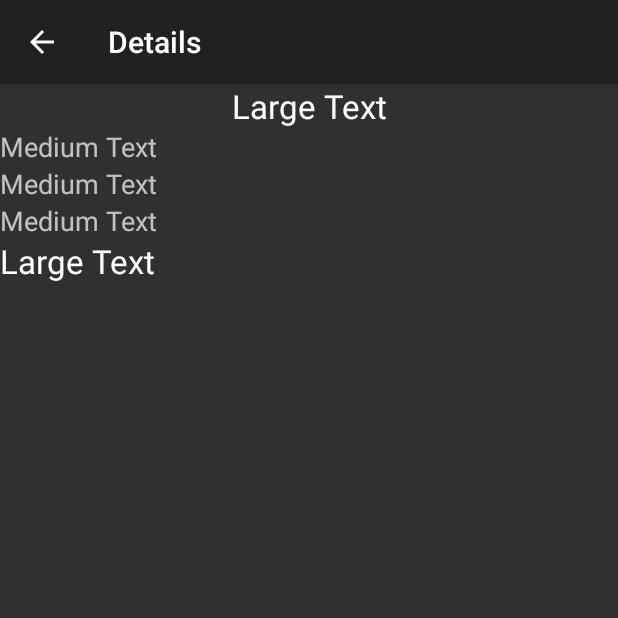
After one commit to eriktx11/joshua, an Android app: the DetailActivity screen opened directly, with no data from a screen before it, on a phone screen of 412 x 824 dp, the top half of it. The commit adds this screen. Run offline under Robolectric (Android 15) with nearby library versions, the phone set to English and light mode, and no system bars; libraries missing offline, so code that uses them is left out: net.simonvt.schematic.

Commit message:
stable v2

```diff
--- /dev/null
+++ b/app/src/main/java/mem/edu/joshua/DetailActivity.java
@@ -0,0 +1,157 @@
+package mem.edu.joshua;
+
+import android.app.Activity;
+import android.content.Context;
+import android.content.Intent;
+import android.database.Cursor;
+import android.net.Uri;
+import android.os.Bundle;
+import android.preference.PreferenceActivity;
+import android.support.annotation.Nullable;
+import android.support.v4.app.FragmentActivity;
+import android.support.v4.app.LoaderManager;
+import android.support.v4.app.NavUtils;
+import android.support.v4.content.CursorLoader;
+import android.support.v4.content.Loader;
+import android.support.v4.view.MenuItemCompat;
+import android.support.v4.view.ViewCompat;
+import android.support.v7.app.ActionBar;
+import android.support.v7.app.ActionBarActivity;
+import android.support.v7.app.AppCompatActivity;
+import android.support.v7.widget.ShareActionProvider;
+import android.text.Layout;
+import android.util.AttributeSet;
+import android.view.LayoutInflater;
+import android.view.Menu;
+import android.view.MenuInflater;
+import android.view.MenuItem;
+import android.view.View;
+import android.view.ViewGroup;
+import android.widget.ImageView;
+import android.widget.TextView;
+import android.widget.Toast;
+
+import java.util.zip.Inflater;
+
+import mem.edu.joshua.data.QuoteColumns;
+import mem.edu.joshua.data.QuoteProvider;
+
+/**
+ * Created by erikllerena on 8/18/16.
+ */
+public class DetailActivity extends AppCompatActivity implements LoaderManager.LoaderCallbacks<Cursor>{
+
+
+    private TextView textTitle;
+    private TextView textWebsite;
+    private ImageView rateImg;
+    private TextView textAddress;
+    private TextView textCity;
+    private TextView textPhone;
+    private static String visiting;
+    private static final int DETAIL_LOADER = 0;
+
+
+             @Override
+    protected void onCreate(@Nullable Bundle savedInstanceState) {
+        super.onCreate(savedInstanceState);
+
+        setContentView(R.layout.detail_view);
+
+        Intent intent = getIntent();
+        Bundle bundle = new Bundle();
+        bundle.putString("title", intent.getStringExtra("title"));
+
+
+//        TextView textTitle = (TextView) findViewById(R.id.name_txt_id);
+//        TextView textWebsite = (TextView) findViewById(R.id.website_txt_id);
+//        ImageView rateImg = (ImageView) findViewById(R.id.rate_img_id);
+//        TextView textAddress = (TextView) findViewById(R.id.address_txt_id);
+//        TextView textCity = (TextView) findViewById(R.id.city_txt_id);
+//        TextView textPhone = (TextView) findViewById(R.id.phone_txt_id);
+////
+//        textTitle.setText(intent.getExtras().getString("title"));
+//        textWebsite.setText(intent.getExtras().getString("website"));
+//        //rateImg.setText(intent.getExtras().getString("rate"));
+//        textAddress.setText(intent.getExtras().getString("address"));
+//        textCity.setText(intent.getExtras().getString("city"));
+//        textPhone.setText(intent.getExtras().getString("phone"));
+
+
+        getSupportLoaderManager().initLoader(DETAIL_LOADER, bundle, this);
+    }
+
+
+    @Override
+    public boolean onOptionsItemSelected(MenuItem item) {
+
+        //int id = item.getItemId();
+
+        switch (item.getItemId()) {
+            case android.R.id.home:
+                Intent intent = NavUtils.getParentActivityIntent(this);
+                intent.setFlags(Intent.FLAG_ACTIVITY_CLEAR_TOP|Intent.FLAG_ACTIVITY_SINGLE_TOP);
+                NavUtils.navigateUpTo(this, intent);
+                return true;
+        }
+
+        return super.onOptionsItemSelected(item);
+    }
+
+
+
+    @Override
+    public Loader<Cursor> onCreateLoader(int id, Bundle args) {
+
+        String[] criteria = {args.getString("title")};
+        String SELECTION = "id_bussines_name=?";
+
+        return new CursorLoader(this, QuoteProvider.Quotes.CONTENT_URI,
+                new String[]{ QuoteColumns._ID, QuoteColumns.DISPLAY_ADDRESS, QuoteColumns.DISPLAY_PHONE,
+                        QuoteColumns.RATING, QuoteColumns.URL, QuoteColumns.POSTAL_CODE, QuoteColumns.ID_BUSINESS_NAME,
+                        QuoteColumns.LATITUDE,QuoteColumns.RATING_IMG,
+                        QuoteColumns.LOGITUDE},
+                SELECTION ,
+                criteria,
+                null);
+    }
+
+    @Override
+    public void onLoadFinished(Loader<Cursor> loader, Cursor data) {
+        if (data != null) {
+
+
+            data.moveToFirst();
+
+            TextView textTitle = (TextView)findViewById(R.id.name_txt_id);
+            TextView textWebsite = (TextView)findViewById(R.id.website_txt_id);
+            ImageView rateImg = (ImageView)findViewById(R.id.rate_img_id);
+            TextView textAddress = (TextView)findViewById(R.id.address_txt_id);
+            TextView textCity = (TextView)findViewById(R.id.city_txt_id);
+            TextView textPhone = (TextView)findViewById(R.id.phone_txt_id);
+
+
+            Intent intent = getIntent();
+
+            visiting = data.getString(data.getColumnIndex("url"));
+            textTitle.setText(data.getString(data.getColumnIndex("id_bussines_name")));
+            textWebsite.setText(R.string.website);
+            textWebsite.setOnClickListener(new View.OnClickListener() {
+            @Override
+            public void onClick(View view) {
+                Uri uri = Uri.parse(visiting);
+                Intent i = new Intent(Intent.ACTION_VIEW, uri);
+                startActivity(i);
+            }
+            });
+            textAddress.setText(data.getString(data.getColumnIndex("display_address")));
+            textCity.setText(data.getString(data.getColumnIndex("postal_code")));
+            textPhone.setText(data.getString(data.getColumnIndex("display_phone")));
+
+            data.close();
+        }
+    }
+
+    @Override
+    public void onLoaderReset(Loader<Cursor> loader) { }
+}
--- a/app/src/main/java/mem/edu/joshua/MapCursor.java
+++ b/app/src/main/java/mem/edu/joshua/MapCursor.java
@@ -77,7 +77,7 @@ public class MapCursor extends CursorAdapter {
 
 
         int layoutId = -1;
-        layoutId = R.layout.yelp_map;
+        //layoutId = R.layout.yelp_map;
 
         View view = LayoutInflater.from(context).inflate(layoutId, parent, false);
 
--- /dev/null
+++ b/app/src/main/res/layout/detail_view.xml
@@ -0,0 +1,52 @@
+<?xml version="1.0" encoding="utf-8"?>
+<LinearLayout xmlns:android="http://schemas.android.com/apk/res/android"
+              android:orientation="vertical"
+              android:layout_width="match_parent"
+              android:layout_height="match_parent">
+
+    <TextView
+        android:layout_width="match_parent"
+        android:layout_height="wrap_content"
+        android:textAppearance="?android:attr/textAppearanceLarge"
+        android:text="Large Text"
+        android:id="@+id/name_txt_id"
+        android:gravity="center_horizontal"/>
+
+    <TextView
+        android:layout_width="wrap_content"
+        android:layout_height="wrap_content"
+        android:textAppearance="?android:attr/textAppearanceMedium"
+        android:text="Medium Text"
+        android:id="@+id/website_txt_id"
+        android:gravity="center_horizontal"/>
+
+    <ImageView
+        android:layout_width="match_parent"
+        android:layout_height="wrap_content"
+        android:id="@+id/rate_img_id"
+        android:layout_gravity="center_vertical"/>
+
+    <TextView
+        android:layout_width="match_parent"
+        android:layout_height="wrap_content"
+        android:textAppearance="?android:attr/textAppearanceMedium"
+        android:text="Medium Text"
+        android:id="@+id/address_txt_id"
+        android:gravity="left"/>
+
+    <TextView
+        android:layout_width="match_parent"
+        android:layout_height="wrap_content"
+        android:textAppearance="?android:attr/textAppearanceMedium"
+        android:text="Medium Text"
+        android:id="@+id/city_txt_id"
+        android:gravity="left"/>
+
+    <TextView
+        android:layout_width="match_parent"
+        android:layout_height="wrap_content"
+        android:textAppearance="?android:attr/textAppearanceLarge"
+        android:text="Large Text"
+        android:id="@+id/phone_txt_id"
+        android:gravity="left"/>
+</LinearLayout>
--- a/app/src/main/res/values/strings.xml
+++ b/app/src/main/res/values/strings.xml
@@ -4,4 +4,6 @@
     <string name="sync_account_type">mem.edu.joshua</string>
     <string name="content_authority">mem.edu.joshua.data.QuoteProvider</string>
     <string name="title_activity_yelp_map">Map</string>
+    <string name="detail_view">Details</string>
+    <string name="website">Visit Website</string>
 </resources>
```
Also changed, not shown: app/src/main/AndroidManifest.xml (+8 -15 lines), app/src/main/java/mem/edu/joshua/MapsActivity.java (+34 -3 lines), app/src/main/java/mem/edu/joshua/TwoStepOAuth.java (deleted, +0 -25 lines), app/src/main/java/mem/edu/joshua/YelpMap.java (deleted, +0 -47 lines), app/src/main/res/layout/activity_main.xml (deleted, +0 -7 lines), app/src/main/res/layout/activity_maps.xml (deleted, +0 -21 lines), app/src/main/res/layout/yelp_map.xml (deleted, +0 -24 lines).
